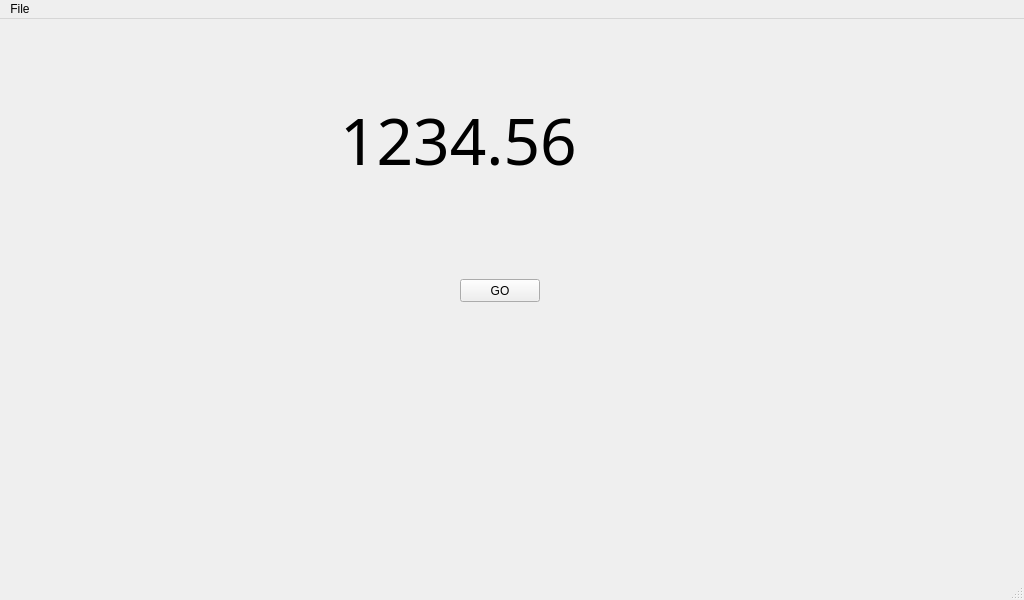
Old version of the form Philler_Main.ui in the repository Gauntleteer/Philler.
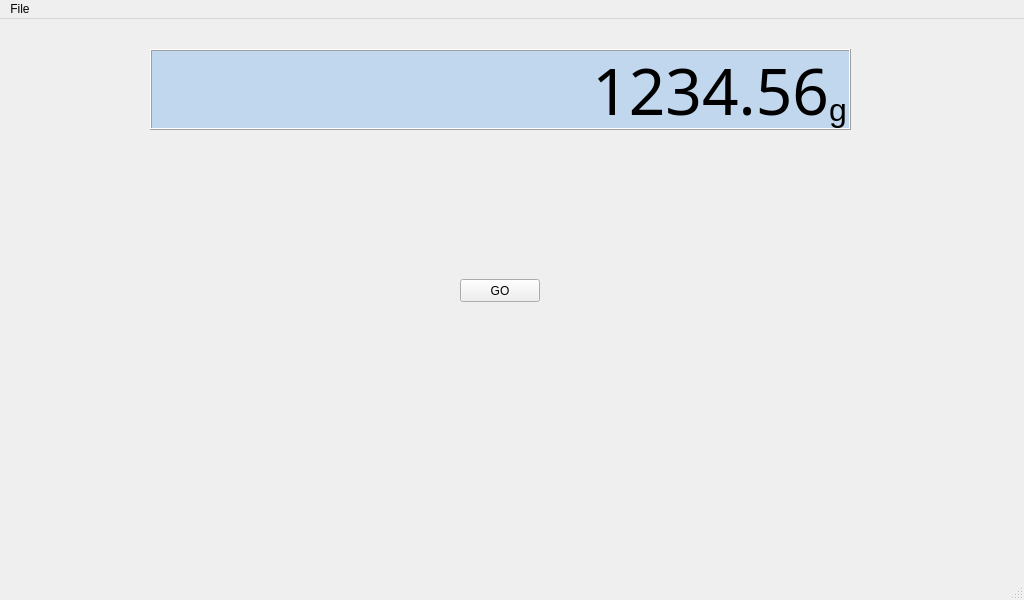
New version of the form.

What changed in the file:
```diff
--- a/Philler_Main.ui
+++ b/Philler_Main.ui
@@ -33,24 +33,97 @@
      <string>GO</string>
     </property>
    </widget>
-   <widget class="QLabel" name="label">
+   <widget class="QFrame" name="frame">
     <property name="geometry">
      <rect>
-      <x>340</x>
-      <y>40</y>
-      <width>331</width>
-      <height>161</height>
+      <x>150</x>
+      <y>30</y>
+      <width>701</width>
+      <height>81</height>
      </rect>
     </property>
-    <property name="font">
-     <font>
-      <family>DSEG7 Modern</family>
-      <pointsize>48</pointsize>
-     </font>
+    <property name="frameShape">
+     <enum>QFrame::Box</enum>
     </property>
-    <property name="text">
-     <string>1234.56</string>
+    <property name="frameShadow">
+     <enum>QFrame::Raised</enum>
     </property>
+    <property name="lineWidth">
+     <number>1</number>
+    </property>
+    <layout class="QVBoxLayout" name="verticalLayout">
+     <property name="spacing">
+      <number>0</number>
+     </property>
+     <property name="leftMargin">
+      <number>0</number>
+     </property>
+     <property name="topMargin">
+      <number>0</number>
+     </property>
+     <property name="rightMargin">
+      <number>0</number>
+     </property>
+     <property name="bottomMargin">
+      <number>0</number>
+     </property>
+     <item>
+      <layout class="QGridLayout" name="gridLayout">
+       <property name="horizontalSpacing">
+        <number>0</number>
+       </property>
+       <property name="verticalSpacing">
+        <number>6</number>
+       </property>
+       <item row="0" column="1">
+        <widget class="QLabel" name="l_g">
+         <property name="maximumSize">
+          <size>
+           <width>20</width>
+           <height>16777215</height>
+          </size>
+         </property>
+         <property name="font">
+          <font>
+           <pointsize>24</pointsize>
+          </font>
+         </property>
+         <property name="styleSheet">
+          <string notr="true">background-color: rgb(193, 215, 238);</string>
+         </property>
+         <property name="text">
+          <string>g</string>
+         </property>
+         <property name="alignment">
+          <set>Qt::AlignBottom|Qt::AlignLeading|Qt::AlignLeft</set>
+         </property>
+        </widget>
+       </item>
+       <item row="0" column="0">
+        <widget class="QLabel" name="label">
+         <property name="font">
+          <font>
+           <family>DSEG7 Modern</family>
+           <pointsize>48</pointsize>
+          </font>
+         </property>
+         <property name="styleSheet">
+          <string notr="true">background-color: rgb(193, 215, 238);</string>
+         </property>
+         <property name="frameShape">
+          <enum>QFrame::NoFrame</enum>
+         </property>
+         <property name="text">
+          <string>1234.56</string>
+         </property>
+         <property name="alignment">
+          <set>Qt::AlignRight|Qt::AlignTrailing|Qt::AlignVCenter</set>
+         </property>
+        </widget>
+       </item>
+      </layout>
+     </item>
+    </layout>
    </widget>
   </widget>
   <widget class="QMenuBar" name="menubar">
```
